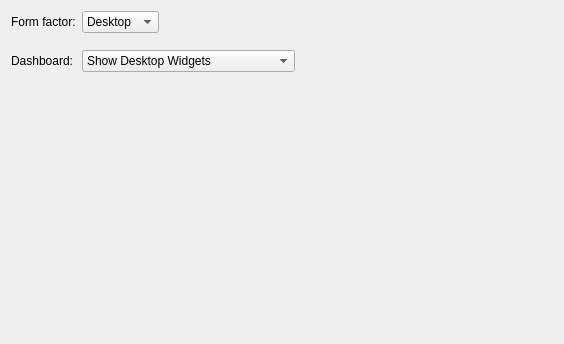
Above: kcontrol/workspaceoptions/mainpage.ui from mgottschlag/kwin-tiling before the change. Below: the same form after it.
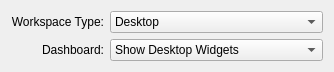
That is the form after the change.

The edit to the form file:
```diff
--- a/kcontrol/workspaceoptions/mainpage.ui
+++ b/kcontrol/workspaceoptions/mainpage.ui
@@ -6,18 +6,18 @@
    <rect>
     <x>0</x>
     <y>0</y>
-    <width>564</width>
-    <height>344</height>
+    <width>320</width>
+    <height>63</height>
    </rect>
   </property>
-  <layout class="QFormLayout" name="formLayout">
-   <property name="fieldGrowthPolicy">
-    <enum>QFormLayout::ExpandingFieldsGrow</enum>
-   </property>
+  <layout class="QGridLayout" name="gridLayout">
    <item row="0" column="0">
     <widget class="QLabel" name="label_3">
      <property name="text">
-      <string>Form factor:</string>
+      <string>Workspace Type:</string>
+     </property>
+     <property name="alignment">
+      <set>Qt::AlignRight|Qt::AlignTrailing|Qt::AlignVCenter</set>
      </property>
     </widget>
    </item>
@@ -36,29 +36,16 @@
     </widget>
    </item>
    <item row="1" column="0">
-    <spacer name="verticalSpacer_2">
-     <property name="orientation">
-      <enum>Qt::Vertical</enum>
-     </property>
-     <property name="sizeType">
-      <enum>QSizePolicy::Fixed</enum>
-     </property>
-     <property name="sizeHint" stdset="0">
-      <size>
-       <width>20</width>
-       <height>5</height>
-      </size>
-     </property>
-    </spacer>
-   </item>
-   <item row="2" column="0">
     <widget class="QLabel" name="label_4">
      <property name="text">
       <string>Dashboard:</string>
      </property>
+     <property name="alignment">
+      <set>Qt::AlignRight|Qt::AlignTrailing|Qt::AlignVCenter</set>
+     </property>
     </widget>
    </item>
-   <item row="2" column="1">
+   <item row="1" column="1">
     <widget class="QComboBox" name="dashboardMode">
      <item>
       <property name="text">
@@ -72,7 +59,7 @@
      </item>
     </widget>
    </item>
-   <item row="3" column="1">
+   <item row="2" column="1">
     <spacer name="verticalSpacer">
      <property name="orientation">
       <enum>Qt::Vertical</enum>
@@ -85,6 +72,19 @@
      </property>
     </spacer>
    </item>
+   <item row="0" column="2">
+    <spacer name="horizontalSpacer">
+     <property name="orientation">
+      <enum>Qt::Horizontal</enum>
+     </property>
+     <property name="sizeHint" stdset="0">
+      <size>
+       <width>40</width>
+       <height>20</height>
+      </size>
+     </property>
+    </spacer>
+   </item>
   </layout>
  </widget>
  <resources/>
```
